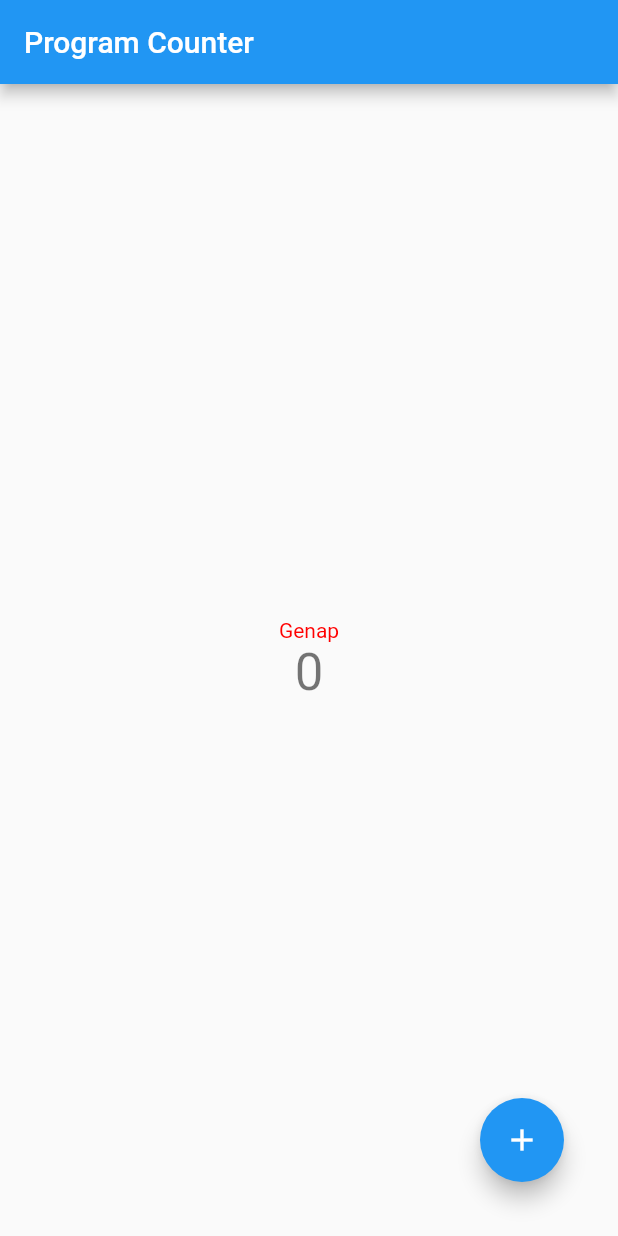
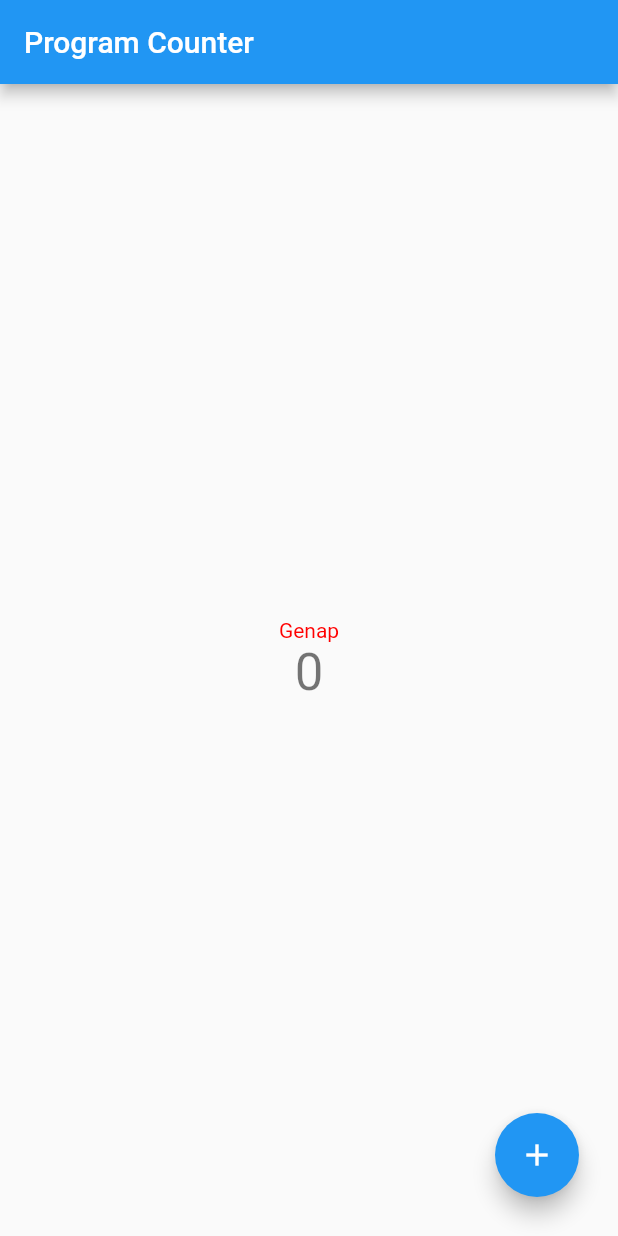
Before and after one commit to jihanhys/pbp-flutter-lab, a Flutter app: the screen it shows after launch, on a phone screen of 412 x 824 dp. Run offline on Flutter 3.47's test engine with Material 2 defaults, Android fonts, the phone set to English and light mode, and no system bars.

Commit message:
fixing remove button position

```diff
--- a/counter_7/lib/main.dart
+++ b/counter_7/lib/main.dart
@@ -125,7 +125,7 @@ class _ProgramCounterState extends State<ProgramCounter> {
         ),
       ),
       floatingActionButton: Padding(
-        padding : const EdgeInsets.all(20),
+        padding : const EdgeInsets.fromLTRB(40,10,10,10),
         child: Row(
           mainAxisAlignment: MainAxisAlignment.spaceBetween,
           children: <Widget>[
```
